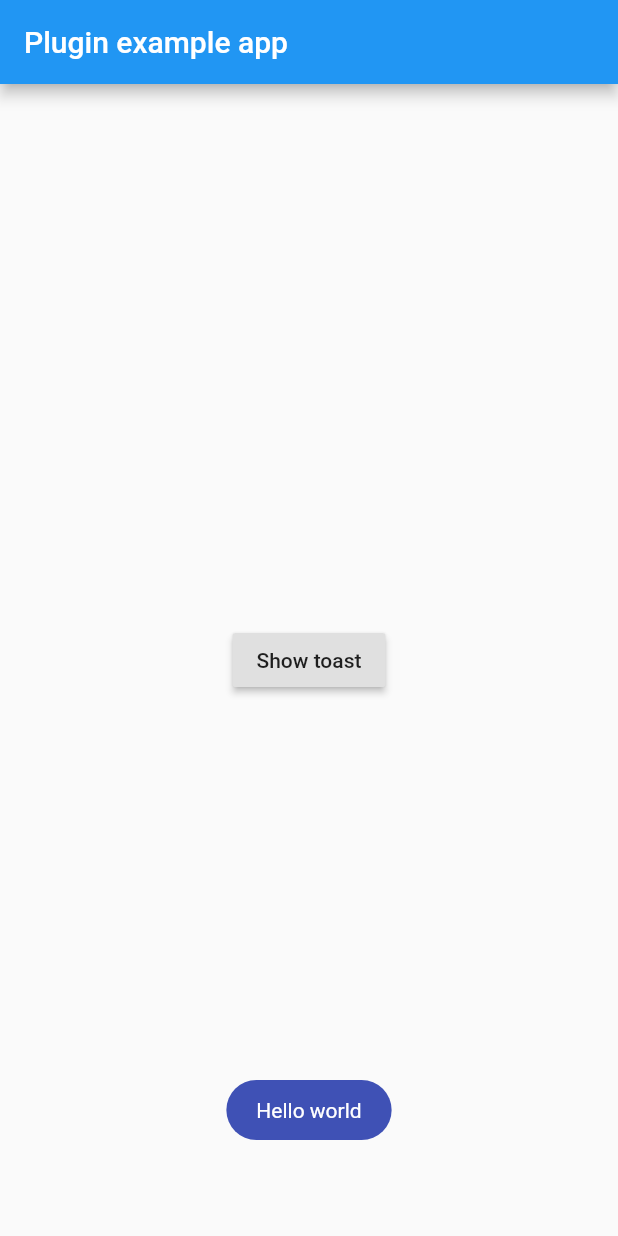
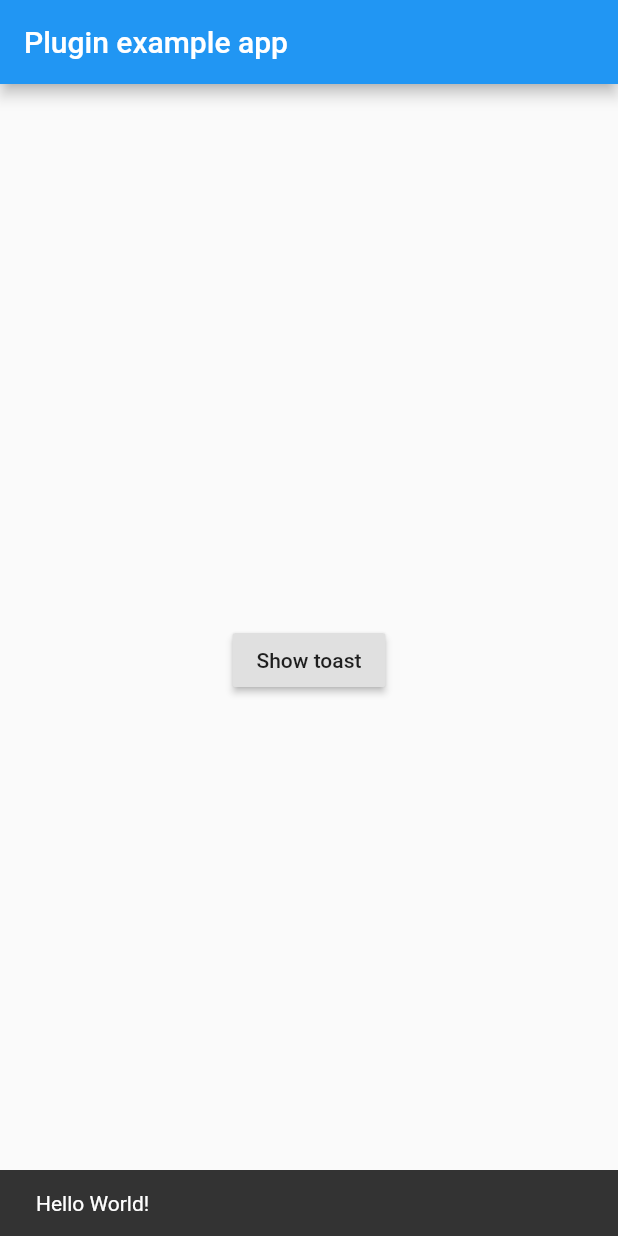
Before and after one commit to jeonghongki/flutter_test, a Flutter app: the screen it shows after launch, after a tap on "Show toast", on a phone screen of 412 x 824 dp. Run offline on Flutter 3.47's test engine with Material 2 defaults, Android fonts, the phone set to English and light mode, and no system bars.

```diff
--- a/example/lib/main.dart
+++ b/example/lib/main.dart
@@ -3,7 +3,6 @@ import 'dart:async';
 
 import 'package:flutter/services.dart';
 import 'package:hello_world/hello_world.dart';
-import 'package:fluttertoast/fluttertoast.dart';
 
 void main() => runApp(MyApp());
 
@@ -52,22 +51,14 @@ class _MyAppState extends State<MyApp> {
             builder: (context) => Center(
               child: RaisedButton(
                 child: const Text('Show toast'),
-                onPressed: () => _showToast(),
+                onPressed: () {
+                  Scaffold.of(context).showSnackBar(new SnackBar(
+                      content: new Text('Hello World!'),
+                  ));},
               ),
             ),
           )
       ),
     );
   }
-
-  void _showToast(){
-    Fluttertoast.showToast(
-      msg: "Hello world",
-      textColor: Colors.white,
-      toastLength: Toast.LENGTH_SHORT,
-      timeInSecForIos: 1,
-      gravity: ToastGravity.BOTTOM,
-      backgroundColor: Colors.indigo,
-    );
-  }
 }
```
